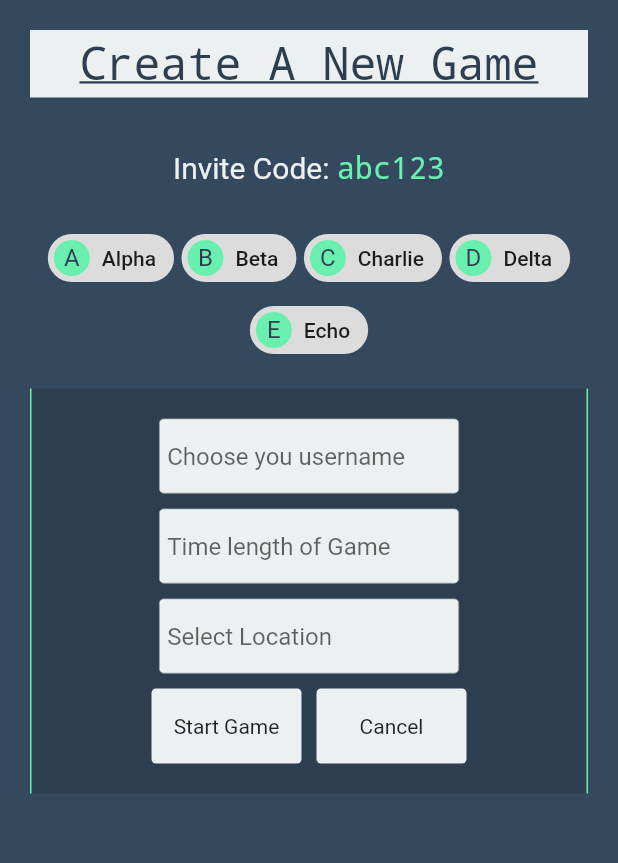
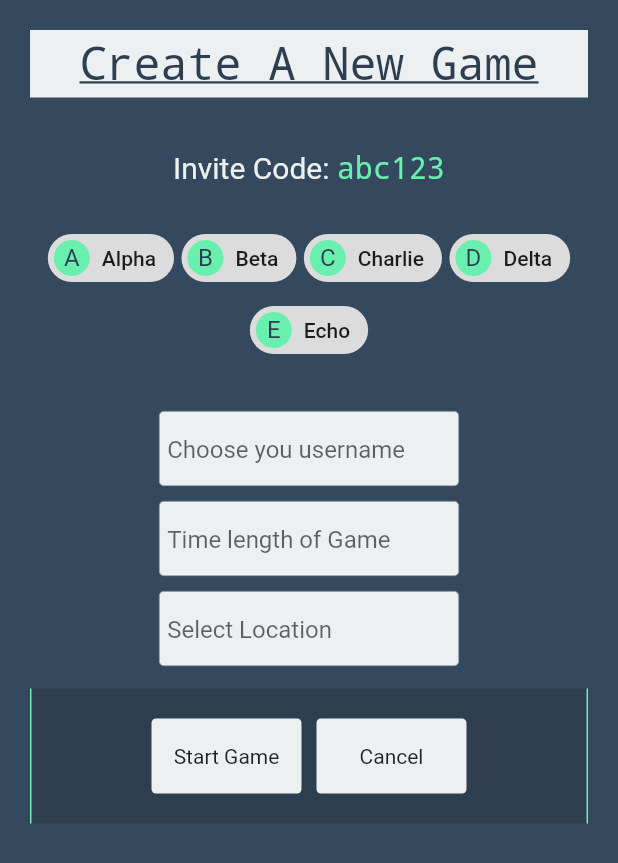
Before and after one commit to lopezhansel/spy-game, a Flutter app: the screen it shows after launch, after a tap on "New Game", on a phone screen of 412 x 824 dp. Shown: the top 863 px of the screen. Run offline on Flutter 3.47's test engine with Material 2 defaults, Android fonts, the phone set to English and light mode, and no system bars; Roboto replaces fonts that are missing (Raleway).

```diff
--- a/lib/CreateGameSreen/CreateGameScreen.dart
+++ b/lib/CreateGameSreen/CreateGameScreen.dart
@@ -2,6 +2,7 @@ import 'package:flutter/material.dart';
 import 'package:hello_world/CreateGameSreen/GameOptions.dart';
 import 'package:hello_world/CreateGameSreen/InviteWidget.dart';
 import 'package:hello_world/CreateGameSreen/PlayerList.dart';
+import 'package:hello_world/Shared/BorderContainer.dart';
 import 'package:hello_world/Shared/Navigate.dart';
 import 'package:hello_world/Shared/SpyfallPage.dart';
 import 'package:hello_world/Shared/ActionBar.dart';
@@ -36,6 +37,9 @@ class CreateGameScreen extends StatelessWidget {
           InviteWidget(accessCode: accessCode),
           PlayerList(players),
           GameOptions(menuItems: menuItems),
+          BorderContainer(
+            child: ActionBar(menuItems),
+          ),
         ],
       ),
     );
--- a/lib/CreateGameSreen/GameOptions.dart
+++ b/lib/CreateGameSreen/GameOptions.dart
@@ -1,6 +1,5 @@
 import 'package:flutter/material.dart';
 import 'package:hello_world/Shared/ActionBar.dart';
-import 'package:hello_world/Shared/BorderContainer.dart';
 import 'package:hello_world/Shared/InputField.dart';
 
 class GameOptions extends StatelessWidget {
@@ -10,7 +9,8 @@ class GameOptions extends StatelessWidget {
 
   @override
   Widget build(BuildContext context) {
-    return BorderContainer(
+    return Container(
+      padding: EdgeInsets.fromLTRB(0, 10, 0, 10),
       child: Column(
         children: <Widget>[
           InputField(
@@ -22,7 +22,6 @@ class GameOptions extends StatelessWidget {
           InputField(
             placeHolder: 'Select Location',
           ),
-          ActionBar(menuItems),
         ],
       ),
     );
```
Also changed, not shown: lib/JoinGameScreen/JoinGameScreen.dart (+4 -12 lines).
